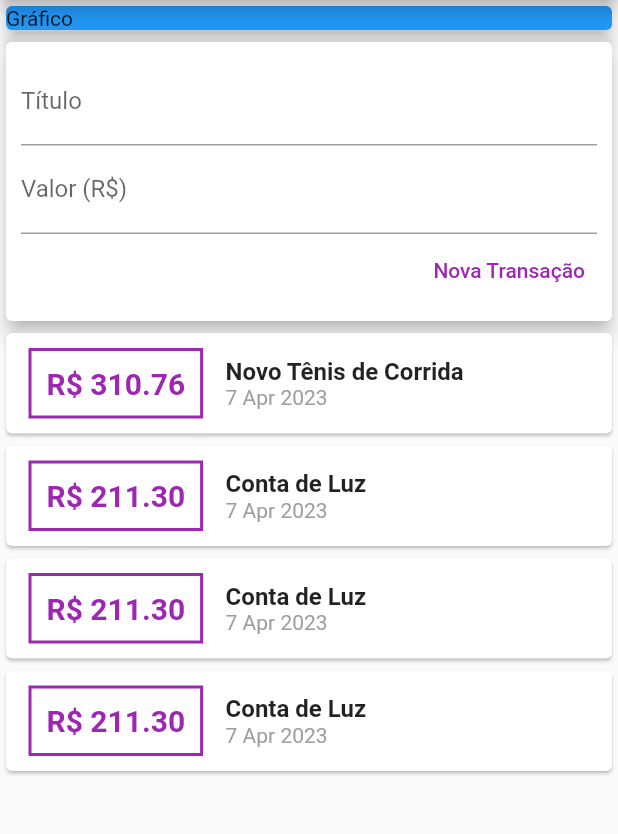
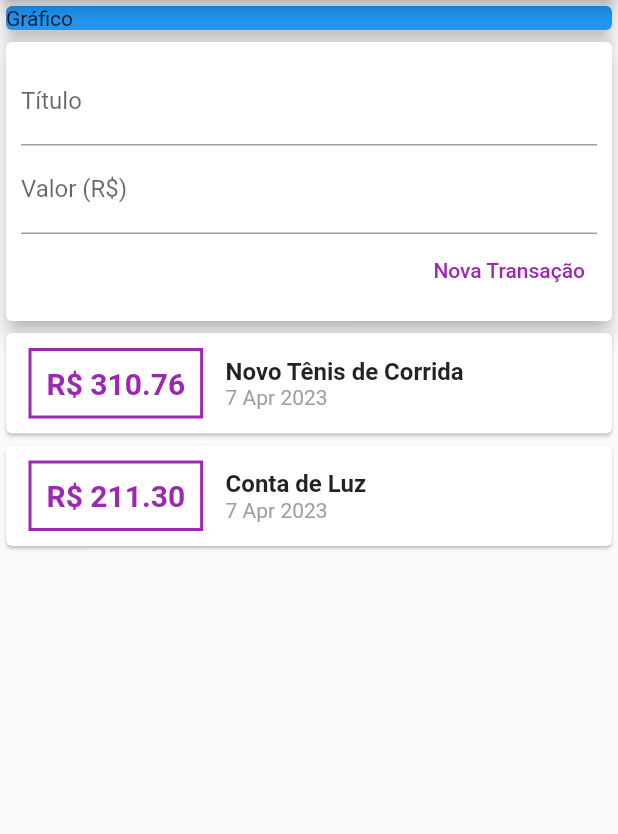
Before and after one commit to CharlesEdu07/ExpensesApp, a Flutter app: the screen it shows after launch, after a tap on "Nova Transação", on a phone screen of 412 x 824 dp, the part 84-918 px from its top. Run offline on Flutter 3.47's test engine with Material 2 defaults, Android fonts, the phone set to English and light mode, and no system bars.

```diff
--- a/lib/components/transaction_form.dart
+++ b/lib/components/transaction_form.dart
@@ -6,6 +6,15 @@ class TransactionForm extends StatelessWidget {
   final void Function(String, double) onSubmit;
 
   TransactionForm({required this.onSubmit});
+
+  _submitForm() {
+    final title = titleController.text;
+    final value = double.tryParse(valueController.text) ?? 0.0;
+
+    if (title.isEmpty || value <= 0) return;
+
+    onSubmit(title, value);
+  }
 
   @override
   Widget build(BuildContext context) {
@@ -17,21 +26,20 @@ class TransactionForm extends StatelessWidget {
             children: <Widget>[
               TextField(
                 controller: titleController,
+                onSubmitted: (_) => _submitForm(),
                 decoration: InputDecoration(labelText: 'Título'),
               ),
               TextField(
                 controller: valueController,
+                keyboardType: TextInputType.numberWithOptions(decimal: true),
+                onSubmitted: (_) => _submitForm(),
                 decoration: InputDecoration(labelText: 'Valor (R\$)'),
               ),
               Row(
                 mainAxisAlignment: MainAxisAlignment.end,
                 children: [
                   TextButton(
-                    onPressed: () {
-                      final title = titleController.text;
-                      final value = double.tryParse(valueController.text) ?? 0.0;
-                      onSubmit(title, value);
-                    },
+                    onPressed: _submitForm,
                     child: Text('Nova Transação'),
                     style: TextButton.styleFrom(
                       foregroundColor: Colors.purple,
--- a/lib/components/transaction_user.dart
+++ b/lib/components/transaction_user.dart
@@ -16,36 +16,6 @@ class _TransactionUserState extends State<TransactionUser> {
       id: 't1',
       title: 'Novo Tênis de Corrida',
       value: 310.76,
-      date: DateTime.now(),
-    ),
-    Transaction(
-      id: 't2',
-      title: 'Conta de Luz',
-      value: 211.30,
-      date: DateTime.now(),
-    ),
-    Transaction(
-      id: 't2',
-      title: 'Conta de Luz',
-      value: 211.30,
-      date: DateTime.now(),
-    ),
-    Transaction(
-      id: 't2',
-      title: 'Conta de Luz',
-      value: 211.30,
-      date: DateTime.now(),
-    ),
-    Transaction(
-      id: 't2',
-      title: 'Conta de Luz',
-      value: 211.30,
-      date: DateTime.now(),
-    ),
-    Transaction(
-      id: 't2',
-      title: 'Conta de Luz',
-      value: 211.30,
       date: DateTime.now(),
     ),
     Transaction(
```
